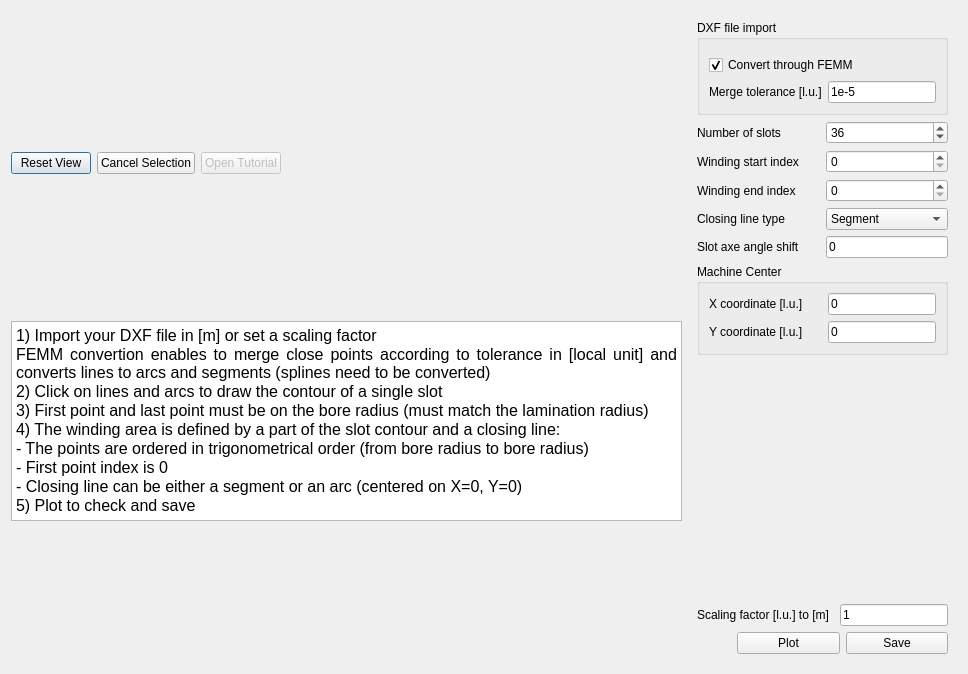
Before: the Qt Designer form pyleecan/GUI/Dxf/DXF_Slot.ui in Eomys/pyleecan, drawn with Qt 5.
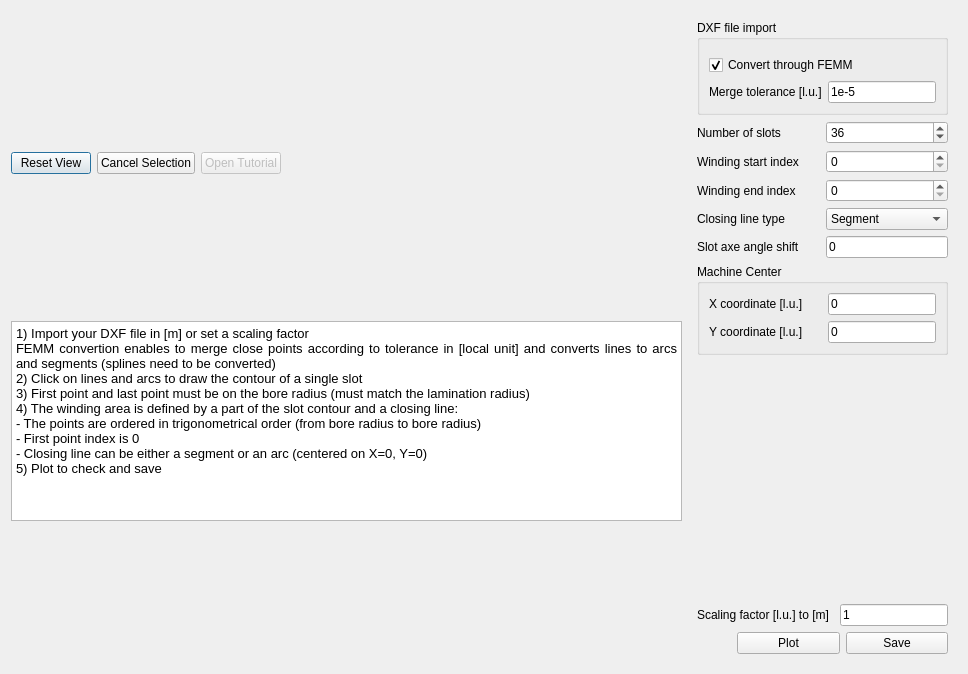
After: the same form once the commit is applied. Icons and pictures are not drawn. Custom widgets are drawn as their Qt base class.

Commit message: [NF] update QTextEdit font when generating GUI + better display math symbols

```diff
--- a/pyleecan/GUI/Dxf/DXF_Slot.ui
+++ b/pyleecan/GUI/Dxf/DXF_Slot.ui
@@ -74,15 +74,15 @@
 &lt;html&gt;&lt;head&gt;&lt;meta name=&quot;qrichtext&quot; content=&quot;1&quot; /&gt;&lt;style type=&quot;text/css&quot;&gt;
 p, li { white-space: pre-wrap; }
 &lt;/style&gt;&lt;/head&gt;&lt;body style=&quot; font-family:'MS Shell Dlg 2'; font-size:7.8pt; font-weight:400; font-style:normal;&quot;&gt;
-&lt;p align=&quot;justify&quot; style=&quot; margin-top:0px; margin-bottom:0px; margin-left:0px; margin-right:0px; -qt-block-indent:0; text-indent:0px;&quot;&gt;&lt;span style=&quot; font-family:'MS Shell Dlg 2'; font-size:12pt;&quot;&gt;1) Import your DXF file in [m] or set a scaling factor&lt;/span&gt;&lt;/p&gt;
-&lt;p align=&quot;justify&quot; style=&quot; margin-top:0px; margin-bottom:0px; margin-left:0px; margin-right:0px; -qt-block-indent:0; text-indent:0px;&quot;&gt;&lt;span style=&quot; font-family:'MS Shell Dlg 2'; font-size:12pt;&quot;&gt;FEMM convertion enables to merge close points according to tolerance in [local unit] and converts lines to arcs and segments (splines need to be converted)&lt;/span&gt;&lt;/p&gt;
-&lt;p align=&quot;justify&quot; style=&quot; margin-top:0px; margin-bottom:0px; margin-left:0px; margin-right:0px; -qt-block-indent:0; text-indent:0px;&quot;&gt;&lt;span style=&quot; font-family:'MS Shell Dlg 2'; font-size:12pt;&quot;&gt;2) Click on lines and arcs to draw the contour of a single slot&lt;/span&gt;&lt;/p&gt;
-&lt;p align=&quot;justify&quot; style=&quot; margin-top:0px; margin-bottom:0px; margin-left:0px; margin-right:0px; -qt-block-indent:0; text-indent:0px;&quot;&gt;&lt;span style=&quot; font-family:'MS Shell Dlg 2'; font-size:12pt;&quot;&gt;3) First point and last point must be on the bore radius (must match the lamination radius)&lt;/span&gt;&lt;/p&gt;
-&lt;p align=&quot;justify&quot; style=&quot; margin-top:0px; margin-bottom:0px; margin-left:0px; margin-right:0px; -qt-block-indent:0; text-indent:0px;&quot;&gt;&lt;span style=&quot; font-family:'MS Shell Dlg 2'; font-size:12pt;&quot;&gt;4) The winding area is defined by a part of the slot contour and a closing line:&lt;/span&gt;&lt;/p&gt;
-&lt;p align=&quot;justify&quot; style=&quot; margin-top:0px; margin-bottom:0px; margin-left:0px; margin-right:0px; -qt-block-indent:0; text-indent:0px;&quot;&gt;&lt;span style=&quot; font-family:'MS Shell Dlg 2'; font-size:12pt;&quot;&gt;- The points are ordered in trigonometrical order (from bore radius to bore radius)&lt;/span&gt;&lt;/p&gt;
-&lt;p align=&quot;justify&quot; style=&quot; margin-top:0px; margin-bottom:0px; margin-left:0px; margin-right:0px; -qt-block-indent:0; text-indent:0px;&quot;&gt;&lt;span style=&quot; font-family:'MS Shell Dlg 2'; font-size:12pt;&quot;&gt;- First point index is 0&lt;/span&gt;&lt;/p&gt;
-&lt;p align=&quot;justify&quot; style=&quot; margin-top:0px; margin-bottom:0px; margin-left:0px; margin-right:0px; -qt-block-indent:0; text-indent:0px;&quot;&gt;&lt;span style=&quot; font-family:'MS Shell Dlg 2'; font-size:12pt;&quot;&gt;- Closing line can be either a segment or an arc (centered on X=0, Y=0)&lt;/span&gt;&lt;/p&gt;
-&lt;p align=&quot;justify&quot; style=&quot; margin-top:0px; margin-bottom:0px; margin-left:0px; margin-right:0px; -qt-block-indent:0; text-indent:0px;&quot;&gt;&lt;span style=&quot; font-family:'MS Shell Dlg 2'; font-size:12pt;&quot;&gt;5) Plot to check and save&lt;/span&gt;&lt;/p&gt;&lt;/body&gt;&lt;/html&gt;</string>
+&lt;p align=&quot;justify&quot; style=&quot; margin-top:0px; margin-bottom:0px; margin-left:0px; margin-right:0px; -qt-block-indent:0; text-indent:0px;&quot;&gt;&lt;span style=&quot; font-size:10pt;&quot;&gt;1) Import your DXF file in [m] or set a scaling factor&lt;/span&gt;&lt;/p&gt;
+&lt;p align=&quot;justify&quot; style=&quot; margin-top:0px; margin-bottom:0px; margin-left:0px; margin-right:0px; -qt-block-indent:0; text-indent:0px;&quot;&gt;&lt;span style=&quot; font-size:10pt;&quot;&gt;FEMM convertion enables to merge close points according to tolerance in [local unit] and converts lines to arcs and segments (splines need to be converted)&lt;/span&gt;&lt;/p&gt;
+&lt;p align=&quot;justify&quot; style=&quot; margin-top:0px; margin-bottom:0px; margin-left:0px; margin-right:0px; -qt-block-indent:0; text-indent:0px;&quot;&gt;&lt;span style=&quot; font-size:10pt;&quot;&gt;2) Click on lines and arcs to draw the contour of a single slot&lt;/span&gt;&lt;/p&gt;
+&lt;p align=&quot;justify&quot; style=&quot; margin-top:0px; margin-bottom:0px; margin-left:0px; margin-right:0px; -qt-block-indent:0; text-indent:0px;&quot;&gt;&lt;span style=&quot; font-size:10pt;&quot;&gt;3) First point and last point must be on the bore radius (must match the lamination radius)&lt;/span&gt;&lt;/p&gt;
+&lt;p align=&quot;justify&quot; style=&quot; margin-top:0px; margin-bottom:0px; margin-left:0px; margin-right:0px; -qt-block-indent:0; text-indent:0px;&quot;&gt;&lt;span style=&quot; font-size:10pt;&quot;&gt;4) The winding area is defined by a part of the slot contour and a closing line:&lt;/span&gt;&lt;/p&gt;
+&lt;p align=&quot;justify&quot; style=&quot; margin-top:0px; margin-bottom:0px; margin-left:0px; margin-right:0px; -qt-block-indent:0; text-indent:0px;&quot;&gt;&lt;span style=&quot; font-size:10pt;&quot;&gt;- The points are ordered in trigonometrical order (from bore radius to bore radius)&lt;/span&gt;&lt;/p&gt;
+&lt;p align=&quot;justify&quot; style=&quot; margin-top:0px; margin-bottom:0px; margin-left:0px; margin-right:0px; -qt-block-indent:0; text-indent:0px;&quot;&gt;&lt;span style=&quot; font-size:10pt;&quot;&gt;- First point index is 0&lt;/span&gt;&lt;/p&gt;
+&lt;p align=&quot;justify&quot; style=&quot; margin-top:0px; margin-bottom:0px; margin-left:0px; margin-right:0px; -qt-block-indent:0; text-indent:0px;&quot;&gt;&lt;span style=&quot; font-size:10pt;&quot;&gt;- Closing line can be either a segment or an arc (centered on X=0, Y=0)&lt;/span&gt;&lt;/p&gt;
+&lt;p align=&quot;justify&quot; style=&quot; margin-top:0px; margin-bottom:0px; margin-left:0px; margin-right:0px; -qt-block-indent:0; text-indent:0px;&quot;&gt;&lt;span style=&quot; font-size:10pt;&quot;&gt;5) Plot to check and save&lt;/span&gt;&lt;/p&gt;&lt;/body&gt;&lt;/html&gt;</string>
        </property>
       </widget>
      </item>
```
Left out of the diff: 2 changed lines with no effect on the pictures. The commit also changes 66 other files.
